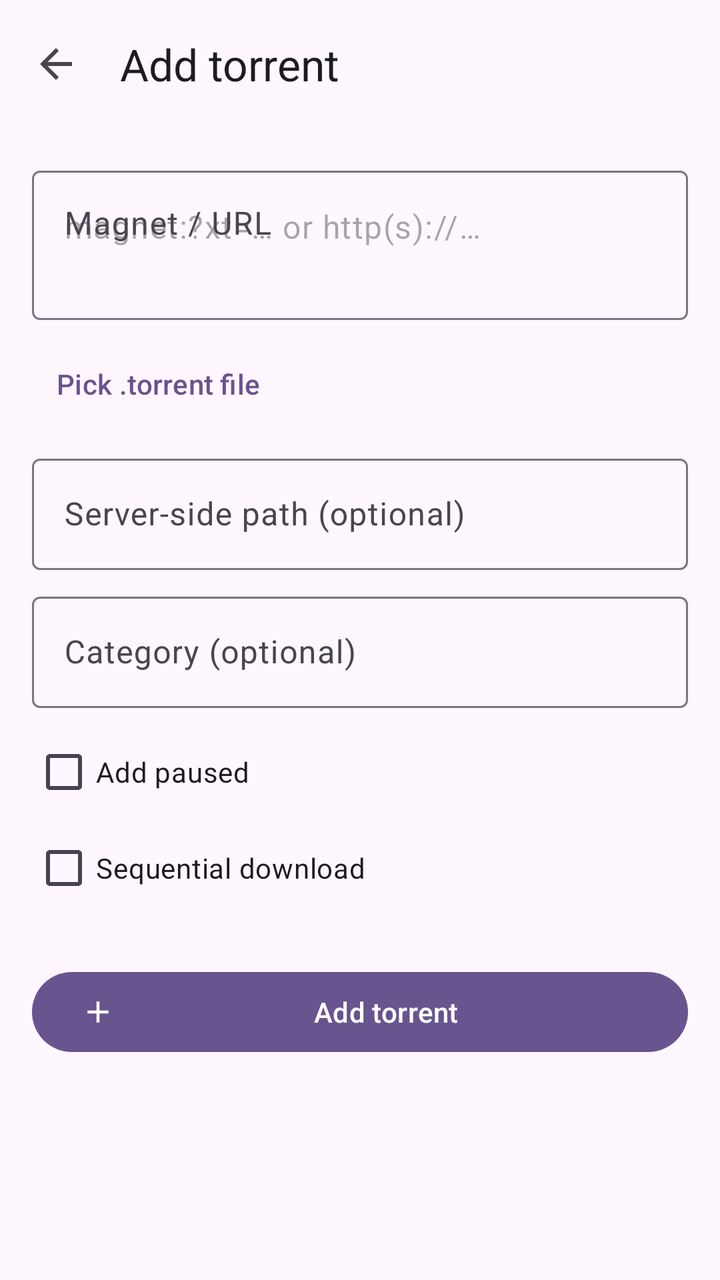
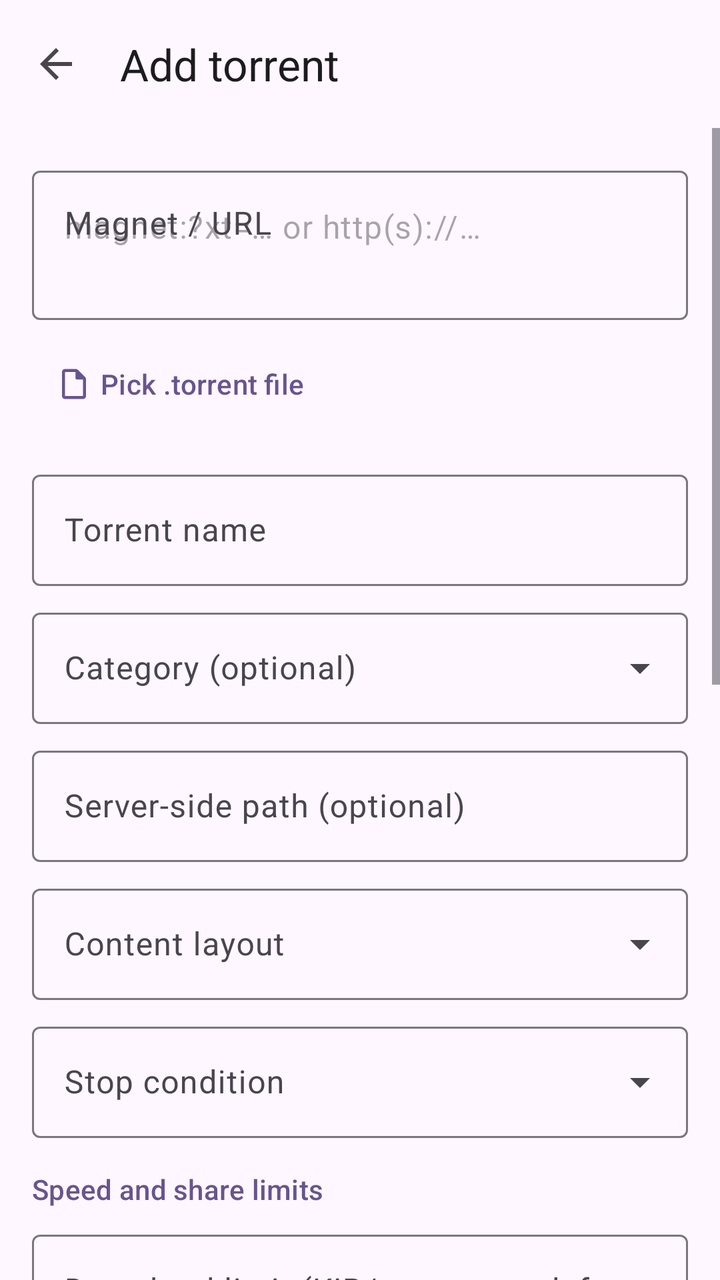

An Android layout rendered at two revisions. The XML below is the earlier revision; the diff shows what the commit changed to produce the second picture.
<!-- AndroidManifest.xml: application theme AppTheme -->
<!-- res/layout/activity_add_torrent.xml -->
<?xml version="1.0" encoding="utf-8"?>
<LinearLayout xmlns:android="http://schemas.android.com/apk/res/android"
    xmlns:app="http://schemas.android.com/apk/res-auto"
    android:layout_width="match_parent"
    android:layout_height="match_parent"
    android:orientation="vertical">

    <com.google.android.material.appbar.AppBarLayout
        android:layout_width="match_parent"
        android:layout_height="wrap_content"
        android:fitsSystemWindows="true"
        app:liftOnScroll="false"
        app:statusBarForeground="?attr/colorSurface">

        <androidx.appcompat.widget.Toolbar
            android:id="@+id/toolbar"
            android:layout_width="match_parent"
            android:layout_height="?attr/actionBarSize"
            android:background="?attr/colorSurface"
            app:navigationIcon="?attr/homeAsUpIndicator"
            app:title="@string/add_torrent_title" />
    </com.google.android.material.appbar.AppBarLayout>

    <ScrollView
        android:id="@+id/add_scroll"
        android:layout_width="match_parent"
        android:layout_height="match_parent"
        android:fillViewport="true">

        <LinearLayout
            android:layout_width="match_parent"
            android:layout_height="wrap_content"
            android:orientation="vertical"
            android:padding="16dp">

            <com.google.android.material.textfield.TextInputLayout
                android:layout_width="match_parent"
                android:layout_height="wrap_content"
                android:hint="@string/add_urls_label">

                <com.google.android.material.textfield.TextInputEditText
                    android:id="@+id/urlsInput"
                    android:layout_width="match_parent"
                    android:layout_height="wrap_content"
                    android:gravity="top"
                    android:inputType="textUri|textMultiLine|textNoSuggestions"
                    android:minLines="2"
                    android:hint="@string/add_urls_hint" />
            </com.google.android.material.textfield.TextInputLayout>

            <com.google.android.material.button.MaterialButton
                android:id="@+id/pickFileButton"
                style="?attr/borderlessButtonStyle"
                android:layout_width="wrap_content"
                android:layout_height="wrap_content"
                android:layout_marginTop="8dp"
                android:text="@string/add_pick_file" />

            <TextView
                android:id="@+id/fileNameText"
                android:layout_width="match_parent"
                android:layout_height="wrap_content"
                android:ellipsize="middle"
                android:maxLines="1"
                android:textAppearance="?attr/textAppearanceBodyMedium"
                android:textColor="?attr/colorPrimary"
                android:visibility="gone" />

            <com.google.android.material.textfield.TextInputLayout
                android:layout_width="match_parent"
                android:layout_height="wrap_content"
                android:layout_marginTop="8dp"
                android:hint="@string/add_save_path_hint">

                <com.google.android.material.textfield.TextInputEditText
                    android:id="@+id/savePathInput"
                    android:layout_width="match_parent"
                    android:layout_height="wrap_content"
                    android:inputType="textNoSuggestions" />
            </com.google.android.material.textfield.TextInputLayout>

            <com.google.android.material.textfield.TextInputLayout
                android:layout_width="match_parent"
                android:layout_height="wrap_content"
                android:layout_marginTop="8dp"
                android:hint="@string/add_category_hint">

                <com.google.android.material.textfield.TextInputEditText
                    android:id="@+id/categoryInput"
                    android:layout_width="match_parent"
                    android:layout_height="wrap_content"
                    android:inputType="text" />
            </com.google.android.material.textfield.TextInputLayout>

            <com.google.android.material.checkbox.MaterialCheckBox
                android:id="@+id/pausedCheck"
                android:layout_width="match_parent"
                android:layout_height="wrap_content"
                android:layout_marginTop="8dp"
                android:text="@string/add_paused" />

            <com.google.android.material.checkbox.MaterialCheckBox
                android:id="@+id/sequentialCheck"
                android:layout_width="match_parent"
                android:layout_height="wrap_content"
                android:text="@string/add_sequential" />

            <com.google.android.material.button.MaterialButton
                android:id="@+id/addButton"
                android:layout_width="match_parent"
                android:layout_height="wrap_content"
                android:layout_marginTop="24dp"
                android:text="@string/add_button"
                app:icon="@drawable/ic_add" />
        </LinearLayout>
    </ScrollView>
</LinearLayout>
<!-- resources referenced by this layout -->
<resources>
  <string name="add_button">Add torrent</string>
  <string name="add_paused">Add paused</string>
  <string name="add_torrent_title">Add torrent</string>
  <string name="add_urls_label">Magnet / URL</string>
  <color name="md_theme_primary">#68548E</color>
  <color name="md_theme_onPrimary">#FFFFFF</color>
  <color name="md_theme_secondary">#635B70</color>
  <color name="md_theme_onSecondary">#FFFFFF</color>
  <color name="md_theme_tertiary">#7E525D</color>
  <color name="md_theme_onTertiary">#FFFFFF</color>
  <color name="md_theme_error">#BA1A1A</color>
  <color name="md_theme_onError">#FFFFFF</color>
  <color name="md_theme_errorContainer">#FFDAD6</color>
  <color name="md_theme_background">#FEF7FF</color>
  <color name="md_theme_onBackground">#1D1B20</color>
  <color name="md_theme_surface">#FEF7FF</color>
  <color name="md_theme_onSurface">#1D1B20</color>
  <color name="md_theme_surfaceVariant">#E7E0EB</color>
  <color name="md_theme_outline">#7A757F</color>
  <color name="md_theme_outlineVariant">#CBC4CF</color>
  <color name="md_theme_inverseSurface">#322F35</color>
  <color name="md_theme_inverseOnSurface">#F5EFF7</color>
  <color name="md_theme_inversePrimary">#D3BCFD</color>
  <color name="md_theme_primaryFixed">#EBDDFF</color>
  <color name="md_theme_onPrimaryFixed">#230F46</color>
  <color name="md_theme_primaryFixedDim">#D3BCFD</color>
  <color name="md_theme_secondaryFixed">#E9DEF8</color>
  <color name="md_theme_onSecondaryFixed">#1F182B</color>
  <color name="md_theme_tertiaryFixed">#FFD9E1</color>
  <color name="md_theme_onTertiaryFixed">#31101B</color>
  <color name="md_theme_tertiaryFixedDim">#F0B7C5</color>
  <color name="md_theme_surfaceDim">#DED8E0</color>
  <color name="md_theme_surfaceBright">#FEF7FF</color>
  <color name="md_theme_surfaceContainer">#F2ECF4</color>
  <color name="colorOk">#2E6A44</color>
  <color name="colorOnOk">#FFFFFF</color>
  <color name="colorOkContainer">#B1F1C1</color>
  <color name="colorOnOkContainer">#12512E</color>
  <!-- unchanged entries left out for length: 29 -->
</resources>

<!-- the commit's change to res/layout/activity_add_torrent.xml (unified diff, before → after) -->
@@ -33,6 +33,8 @@
             android:orientation="vertical"
             android:padding="16dp">
 
+            
+
             <com.google.android.material.textfield.TextInputLayout
                 android:layout_width="match_parent"
                 android:layout_height="wrap_content"
@@ -43,9 +45,9 @@
                     android:layout_width="match_parent"
                     android:layout_height="wrap_content"
                     android:gravity="top"
+                    android:hint="@string/add_urls_hint"
                     android:inputType="textUri|textMultiLine|textNoSuggestions"
-                    android:minLines="2"
-                    android:hint="@string/add_urls_hint" />
+                    android:minLines="2" />
             </com.google.android.material.textfield.TextInputLayout>
 
             <com.google.android.material.button.MaterialButton
@@ -54,6 +56,7 @@
                 android:layout_width="wrap_content"
                 android:layout_height="wrap_content"
                 android:layout_marginTop="8dp"
+                app:icon="@drawable/ic_file_24px"
                 android:text="@string/add_pick_file" />
 
             <TextView
@@ -66,6 +69,35 @@
                 android:textColor="?attr/colorPrimary"
                 android:visibility="gone" />
 
+            
+
+            <com.google.android.material.textfield.TextInputLayout
+                android:layout_width="match_parent"
+                android:layout_height="wrap_content"
+                android:layout_marginTop="16dp"
+                android:hint="@string/add_torrent_name">
+
+                <com.google.android.material.textfield.TextInputEditText
+                    android:id="@+id/nameInput"
+                    android:layout_width="match_parent"
+                    android:layout_height="wrap_content"
+                    android:inputType="text|textNoSuggestions" />
+            </com.google.android.material.textfield.TextInputLayout>
+
+            <com.google.android.material.textfield.TextInputLayout
+                style="@style/Widget.Material3.TextInputLayout.OutlinedBox.ExposedDropdownMenu"
+                android:layout_width="match_parent"
+                android:layout_height="wrap_content"
+                android:layout_marginTop="8dp"
+                android:hint="@string/add_category_hint">
+
+                <com.google.android.material.textfield.MaterialAutoCompleteTextView
+                    android:id="@+id/categoryInput"
+                    android:layout_width="match_parent"
+                    android:layout_height="wrap_content"
+                    android:inputType="text" />
+            </com.google.android.material.textfield.TextInputLayout>
+
             <com.google.android.material.textfield.TextInputLayout
                 android:layout_width="match_parent"
                 android:layout_height="wrap_content"
@@ -80,30 +112,136 @@
             </com.google.android.material.textfield.TextInputLayout>
 
             <com.google.android.material.textfield.TextInputLayout
-                android:layout_width="match_parent"
-                android:layout_height="wrap_content"
-                android:layout_marginTop="8dp"
-                android:hint="@string/add_category_hint">
-
-                <com.google.android.material.textfield.TextInputEditText
-                    android:id="@+id/categoryInput"
-                    android:layout_width="match_parent"
-                    android:layout_height="wrap_content"
-                    android:inputType="text" />
-            </com.google.android.material.textfield.TextInputLayout>
-
-            <com.google.android.material.checkbox.MaterialCheckBox
-                android:id="@+id/pausedCheck"
-                android:layout_width="match_parent"
-                android:layout_height="wrap_content"
-                android:layout_marginTop="8dp"
+                style="@style/Widget.Material3.TextInputLayout.OutlinedBox.ExposedDropdownMenu"
+                android:layout_width="match_parent"
+                android:layout_height="wrap_content"
+                android:layout_marginTop="8dp"
+                android:hint="@string/add_torrent_layout">
+
+                <com.google.android.material.textfield.MaterialAutoCompleteTextView
+                    android:id="@+id/layoutDropdown"
+                    android:layout_width="match_parent"
+                    android:layout_height="wrap_content"
+                    android:inputType="none" />
+            </com.google.android.material.textfield.TextInputLayout>
+
+            <com.google.android.material.textfield.TextInputLayout
+                style="@style/Widget.Material3.TextInputLayout.OutlinedBox.ExposedDropdownMenu"
+                android:layout_width="match_parent"
+                android:layout_height="wrap_content"
+                android:layout_marginTop="8dp"
+                android:hint="@string/add_torrent_stop_condition">
+
+                <com.google.android.material.textfield.MaterialAutoCompleteTextView
+                    android:id="@+id/stopConditionDropdown"
+                    android:layout_width="match_parent"
+                    android:layout_height="wrap_content"
+                    android:inputType="none" />
+            </com.google.android.material.textfield.TextInputLayout>
+
+            
+
+            <TextView
+                android:layout_width="match_parent"
+                android:layout_height="wrap_content"
+                android:layout_marginTop="16dp"
+                android:layout_marginBottom="8dp"
+                android:text="@string/add_torrent_limits"
+                android:textAppearance="?attr/textAppearanceTitleSmall"
+                android:textColor="?attr/colorPrimary" />
+
+            <com.google.android.material.textfield.TextInputLayout
+                android:layout_width="match_parent"
+                android:layout_height="wrap_content"
+                android:hint="@string/add_torrent_dl_limit_kib">
+
+                <com.google.android.material.textfield.TextInputEditText
+                    android:id="@+id/dlLimitInput"
+                    android:layout_width="match_parent"
+                    android:layout_height="wrap_content"
+                    android:inputType="number" />
+            </com.google.android.material.textfield.TextInputLayout>
+
+            <com.google.android.material.textfield.TextInputLayout
+                android:layout_width="match_parent"
+                android:layout_height="wrap_content"
+                android:layout_marginTop="8dp"
+                android:hint="@string/add_torrent_up_limit_kib">
+
+                <com.google.android.material.textfield.TextInputEditText
+                    android:id="@+id/upLimitInput"
+                    android:layout_width="match_parent"
+                    android:layout_height="wrap_content"
+                    android:inputType="number" />
+            </com.google.android.material.textfield.TextInputLayout>
+
+            <com.google.android.material.textfield.TextInputLayout
+                android:layout_width="match_parent"
+                android:layout_height="wrap_content"
+                android:layout_marginTop="8dp"
+                android:hint="@string/add_torrent_ratio_limit">
+
+                <com.google.android.material.textfield.TextInputEditText
+                    android:id="@+id/ratioLimitInput"
+                    android:layout_width="match_parent"
+                    android:layout_height="wrap_content"
+                    android:inputType="numberDecimal" />
+            </com.google.android.material.textfield.TextInputLayout>
+
+            <com.google.android.material.textfield.TextInputLayout
+                android:layout_width="match_parent"
+                android:layout_height="wrap_content"
+                android:layout_marginTop="8dp"
+                android:hint="@string/add_torrent_seeding_time">
+
+                <com.google.android.material.textfield.TextInputEditText
+                    android:id="@+id/seedingTimeInput"
+                    android:layout_width="match_parent"
+                    android:layout_height="wrap_content"
+                    android:inputType="number" />
+            </com.google.android.material.textfield.TextInputLayout>
+
+            
+
+            <com.google.android.material.materialswitch.MaterialSwitch
+                android:id="@+id/pausedSwitch"
+                android:layout_width="match_parent"
+                android:layout_height="wrap_content"
+                android:layout_marginTop="16dp"
                 android:text="@string/add_paused" />
 
-            <com.google.android.material.checkbox.MaterialCheckBox
-                android:id="@+id/sequentialCheck"
+            <com.google.android.material.materialswitch.MaterialSwitch
+                android:id="@+id/sequentialSwitch"
                 android:layout_width="match_parent"
                 android:layout_height="wrap_content"
                 android:text="@string/add_sequential" />
+
+            <com.google.android.material.materialswitch.MaterialSwitch
+                android:id="@+id/firstLastSwitch"
+                android:layout_width="match_parent"
+                android:layout_height="wrap_content"
+                android:text="@string/add_first_last_piece" />
+
+            <com.google.android.material.materialswitch.MaterialSwitch
+                android:id="@+id/skipCheckingSwitch"
+                android:layout_width="match_parent"
+                android:layout_height="wrap_content"
+                android:text="@string/add_skip_checking" />
+
+            <com.google.android.material.materialswitch.MaterialSwitch
+                android:id="@+id/autoTmmSwitch"
+                android:layout_width="match_parent"
+                android:layout_height="wrap_content"
+                android:text="@string/add_auto_tmm" />
+
+            <TextView
+                android:layout_width="match_parent"
+                android:layout_height="wrap_content"
+                android:layout_marginStart="4dp"
+                android:layout_marginTop="2dp"
+                android:text="@string/add_auto_tmm_sub"
+                android:textAppearance="?attr/textAppearanceBodySmall"
+                android:textColor="?attr/colorOnSurfaceVariant" />
 
             <com.google.android.material.button.MaterialButton
                 android:id="@+id/addButton"
<!-- resource entries referenced after the edit -->
@@ -1,8 +1,32 @@
 <!-- resources referenced by this layout -->
 <resources>
+  <!-- drawable ic_file_24px (drawable) -->
+  <vector xmlns:android="http://schemas.android.com/apk/res/android"
+      android:width="24dp"
+      android:height="24dp"
+      android:viewportWidth="960"
+      android:viewportHeight="960"
+      android:tint="?attr/colorControlNormal"
+      android:autoMirrored="true">
+    <path
+        android:fillColor="@android:color/white"
+        android:pathData="M240,880Q207,880 183.5,856.5Q160,833 160,800L160,160Q160,127 183.5,103.5Q207,80 240,80L527,80Q543,80 557.5,86Q572,92 583,103L777,297Q788,308 794,322.5Q800,337 800,353L800,800Q800,833 776.5,856.5Q753,880 720,880L240,880ZM520,320L520,160L240,160Q240,160 240,160Q240,160 240,160L240,800Q240,800 240,800Q240,800 240,800L720,800Q720,800 720,800Q720,800 720,800L720,360L560,360Q543,360 531.5,348.5Q520,337 520,320ZM240,160L240,160L240,320Q240,337 240,348.5Q240,360 240,360L240,360L240,160L240,320Q240,337 240,348.5Q240,360 240,360L240,360L240,800Q240,800 240,800Q240,800 240,800L240,800Q240,800 240,800Q240,800 240,800L240,160Q240,160 240,160Q240,160 240,160Z"/>
+  </vector>
+  <string name="add_auto_tmm">Automatic torrent management</string>
+  <string name="add_auto_tmm_sub">qBittorrent relocates the torrent when the category or save path changes</string>
   <string name="add_button">Add torrent</string>
+  <string name="add_first_last_piece">Download first and last pieces first</string>
   <string name="add_paused">Add paused</string>
+  <string name="add_skip_checking">Skip hash checking</string>
+  <string name="add_torrent_dl_limit_kib">Download limit (KiB/s, empty = default)</string>
+  <string name="add_torrent_layout">Content layout</string>
+  <string name="add_torrent_limits">Speed and share limits</string>
+  <string name="add_torrent_name">Torrent name</string>
+  <string name="add_torrent_ratio_limit">Share ratio limit (empty = default)</string>
+  <string name="add_torrent_seeding_time">Seeding time limit, minutes (empty = default)</string>
+  <string name="add_torrent_stop_condition">Stop condition</string>
   <string name="add_torrent_title">Add torrent</string>
+  <string name="add_torrent_up_limit_kib">Upload limit (KiB/s, empty = default)</string>
   <string name="add_urls_label">Magnet / URL</string>
   <color name="md_theme_primary">#68548E</color>
   <color name="md_theme_onPrimary">#FFFFFF</color>
